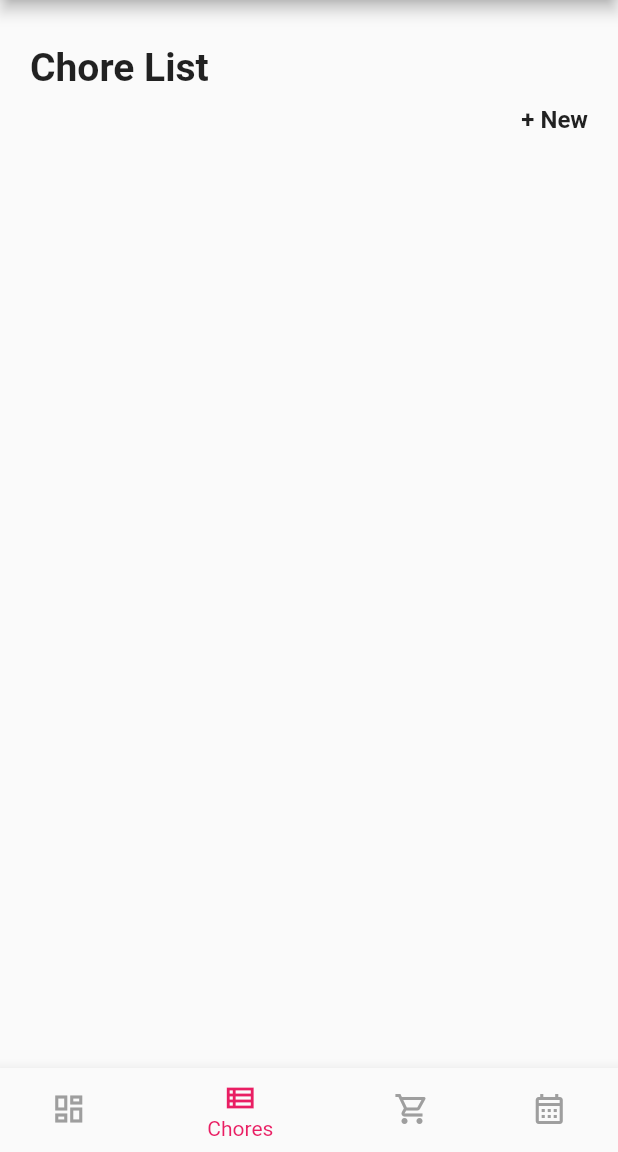
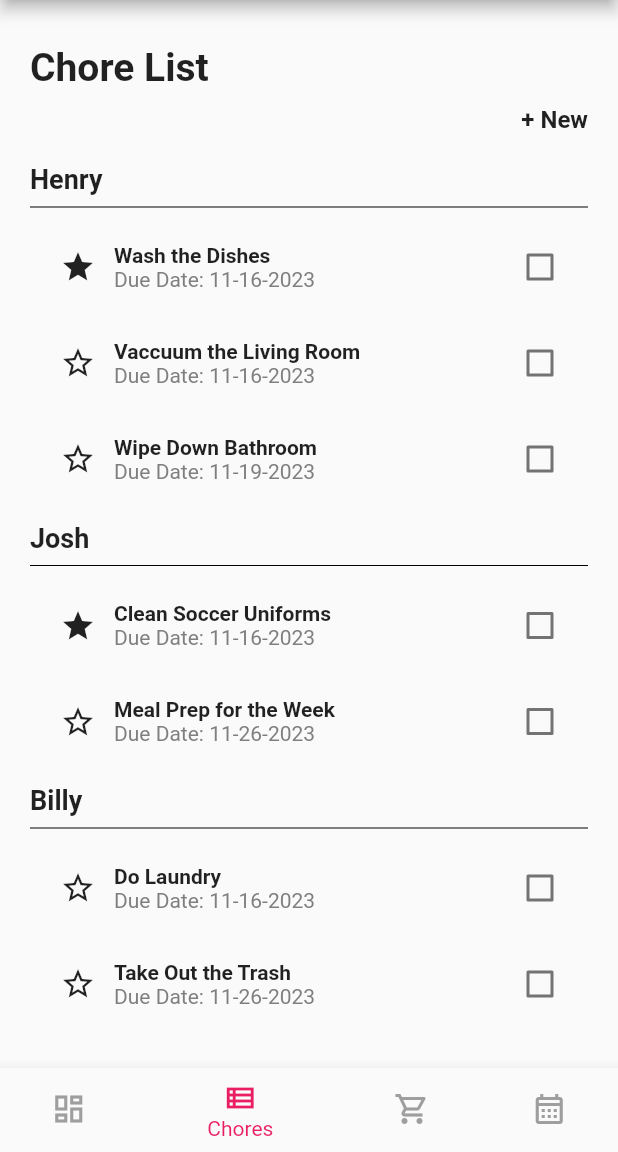
Before and after one commit to Jdd2020/rumii, a Flutter app: the ChoreListView screen opened by its route, on a phone screen of 412 x 824 dp, the part 84-1236 px from its top. Run offline on Flutter 3.47's test engine with Material 2 defaults, Android fonts, the phone set to English and light mode, and no system bars.

Commit message:
main chorelist page

```diff
--- /dev/null
+++ b/lib/views/Chores/chore_list_view.dart
@@ -0,0 +1,199 @@
+import 'package:flutter/material.dart';
+import 'package:rumii/views/widgets/CustomBottomNavigationBar.dart';
+import 'package:rumii/views/Chores/new_chore_view.dart';
+import 'package:rumii/views/Chores/view_chore_view.dart';
+
+
+class ChoreListView extends StatefulWidget {
+  const ChoreListView({super.key});
+
+  @override
+  // ignore: library_private_types_in_public_api
+  _ChoreListViewState createState() => _ChoreListViewState();
+}
+
+class _ChoreListViewState extends State<ChoreListView> {
+  @override
+  void initState() {
+    super.initState();
+  }
+
+  @override
+  Widget build(BuildContext context) {
+    return Scaffold(
+      appBar: AppBar(
+          title: Image.asset('assets/images/rumii-logo.png', height: 28.00, width: 70.00), //const Text("Rumii"),
+          centerTitle: true,
+          automaticallyImplyLeading: false,
+      ),
+      body: Container(
+          padding: const EdgeInsets.all(20),
+          width: MediaQuery.of(context).size.width,
+          height: MediaQuery.of(context).size.height,
+          child: Column(
+            crossAxisAlignment: CrossAxisAlignment.start,
+            children: <Widget>[
+            const SizedBox(height: 10),
+            const Text('Chore List', style: (TextStyle(fontSize: 26, fontWeight: FontWeight.bold,))),
+            const SizedBox(height: 10),
+            Align(
+                alignment: Alignment.topRight,
+                child: InkWell(
+                    child: const Text(
+                      "+ New",
+                      style: TextStyle(
+                        fontSize: 16,
+                        fontWeight: FontWeight.bold,
+                      ),
+                    ),
+                    onTap: () => {
+                          Navigator.push(
+                              context,
+                              MaterialPageRoute(
+                                  builder: (context) => const NewChore()
+                              ),
+                            )
+                          },
+                        ),
+                      ),
+                      const SizedBox(height:20),
+                      Expanded(
+                        child: ListView.builder(
+                          itemCount: users.length,
+                          itemBuilder: (context, index) {
+                            final user = users[index];
+                            return Column(
+                              crossAxisAlignment: CrossAxisAlignment.start,
+                              children: [
+                                Text(
+                                  user.name,
+                                  style: TextStyle(
+                                    fontSize: 18,
+                                    fontWeight: FontWeight.bold,
+                                  ),
+                                ),
+                                Divider(color: Colors.black,),
+                                ListView.builder(
+                                  shrinkWrap: true,
+                                  physics: NeverScrollableScrollPhysics(),
+                                  itemCount: user.chores.length,
+                                  itemBuilder: (context, choreIndex) {
+                                    final chore = user.chores[choreIndex];
+                                    return InkWell(
+                                      onTap: () => {
+                                        Navigator.push(
+                                            context,
+                                            MaterialPageRoute(
+                                                builder: (context) => ViewChore(chore: chore),
+                                            ),
+                                          )
+                                        },
+                                      child: Padding (
+                                        padding: const EdgeInsets.all(8.0),
+                                        child: Row(
+                                        children: [
+                                          IconButton(
+                                            icon: Icon(
+                                              chore.priority
+                                                ? Icons.star
+                                                : Icons.star_border,
+                                            ),
+                                            onPressed: () {
+                                              //toggle priority
+                                              setState(() {
+                                                chore.priority = !chore.priority;
+                                              });
+                                            },
+                                            ),
+
+                                            Column(
+                                              crossAxisAlignment: CrossAxisAlignment.start,
+                                              children: [
+                                                Text(chore.name, style: TextStyle(fontWeight: FontWeight.bold)),
+
+                                                Row(
+                                                  children: [
+                                                    const Text('Due Date: ', style: TextStyle(color: Color.fromARGB(227, 112, 112, 112),)),
+                                                    Text(chore.dueDate, style: TextStyle(color: Color.fromARGB(227, 112, 112, 112),)),
+                                                  ],
+                                                ),
+                                              ],
+                                            ),
+
+                                            Spacer(),
+                                            Checkbox(
+                                              value: chore.isCompleted,
+                                              onChanged: (value) {
+                                                setState(() {
+                                                  chore.isCompleted = value ?? false;
+                                                });
+                                              },
+                                            ),
+                                        ],
+                                      ),
+                                      ),
+                                    );
+                                  },
+                                ),
+                                SizedBox(height: 10),
+                              ],
+                            );
+                          }
+                        ) ,)
+          ]),),
+      bottomNavigationBar: CustomBottomNavigationBar(
+          currentRoute: '/chores',
+          onRouteChanged: (route) {
+            Navigator.of(context)
+                .pushNamed(route); // navigate to a different view
+          }),
+    );
+  }
+}
+
+class User {
+  final String name;
+  final List<Chore> chores;
+
+  User({required this.name, required this.chores});
+}
+
+class Chore {
+  bool priority;
+  String name;
+  String dueDate;
+  bool isCompleted;
+
+  Chore({
+    required this.priority,
+    required this.name,
+    required this.dueDate,
+    required this.isCompleted,
+  });
+}
+
+// Example data
+List<User> users = [
+  User(
+    name: 'Henry',
+    chores: [
+      Chore(priority: true, name: 'Wash the Dishes', dueDate: '11-16-2023', isCompleted: false),
+      Chore(priority: false, name: 'Vaccuum the Living Room', dueDate: '11-16-2023', isCompleted: false),
+      Chore(priority: false, name: 'Wipe Down Bathroom', dueDate: '11-19-2023', isCompleted: false),
+    ],
+  ),
+  User(
+    name: 'Josh',
+    chores: [
+      Chore(priority: true, name: "Clean Soccer Uniforms", dueDate: '11-16-2023', isCompleted: false),
+      Chore(priority: false, name: "Meal Prep for the Week", dueDate: '11-26-2023', isCompleted: false),
+    ],
+  ),
+  User(
+    name: 'Billy',
+    chores: [
+      Chore(priority: false, name: "Do Laundry", dueDate: '11-16-2023', isCompleted: false),
+      Chore(priority: false, name: "Take Out the Trash", dueDate: '11-26-2023', isCompleted: false),
+    ],
+  ),
+];
--- a/lib/views/chore_list_view.dart
+++ b/lib/views/Chores/new_chore_view.dart
@@ -1,64 +1,5 @@
 import 'package:flutter/material.dart';
-import 'package:rumii/views/widgets/CustomBottomNavigationBar.dart';
-
-class ChoreListView extends StatefulWidget {
-  const ChoreListView({super.key});
-
-  @override
-  // ignore: library_private_types_in_public_api
-  _ChoreListViewState createState() => _ChoreListViewState();
-}
-
-class _ChoreListViewState extends State<ChoreListView> {
-  @override
-  void initState() {
-    super.initState();
-  }
-
-  @override
-  Widget build(BuildContext context) {
-    return Scaffold(
-      appBar: AppBar(
-          title: Image.asset('assets/images/rumii-logo.png', height: 28.00, width: 70.00), //const Text("Rumii"),
-          centerTitle: true,
-          automaticallyImplyLeading: false,
-      ),
-      body: Container(
-          padding: const EdgeInsets.all(20),
-          width: MediaQuery.of(context).size.width,
-          height: MediaQuery.of(context).size.height,
-          child: Column(
-            crossAxisAlignment: CrossAxisAlignment.start,
-            children: <Widget>[
-            const SizedBox(height: 10),
-            const Text('Chore List', style: (TextStyle(fontSize: 26, fontWeight: FontWeight.bold,))),
-            const SizedBox(height: 10),
-            Align(
-                alignment: Alignment.topRight,
-                child: InkWell(
-                    child: const Text(
-                      "+ New",
-                      style: TextStyle(
-                        fontSize: 16,
-                        fontWeight: FontWeight.bold,
-                      ),
-                    ),
-                    onTap: () => {
-                          Navigator.push(
-                              context,
-                              MaterialPageRoute(
-                                  builder: (context) => const NewChore()))
-                        })),
-          ]),),
-      bottomNavigationBar: CustomBottomNavigationBar(
-          currentRoute: '/chores',
-          onRouteChanged: (route) {
-            Navigator.of(context)
-                .pushNamed(route); // navigate to a different view
-          }),
-    );
-  }
-}
+import 'package:rumii/views/Chores/chore_list_view.dart';
 
 //NewChore View
 class NewChore extends StatelessWidget {
--- /dev/null
+++ b/lib/views/Chores/view_chore_view.dart
@@ -0,0 +1,19 @@
+import 'package:flutter/material.dart';
+import 'package:rumii/views/Chores/chore_list_view.dart';
+
+//ViewChore View
+class ViewChore extends StatelessWidget {
+  final Chore chore;
+
+  const ViewChore({Key? key, required this.chore}) : super(key: key);
+
+  @override
+  Widget build(BuildContext context) {
+    return Scaffold(
+      body: Container(
+        child:
+        Text(chore.name)
+      )
+    );
+  }
+}
--- a/lib/views/login_view.dart
+++ b/lib/views/Login/login_view.dart
@@ -1,5 +1,5 @@
 import 'package:flutter/material.dart';
-import 'package:rumii/views/dashboard_view.dart';
+import 'package:rumii/views/Dashboard/dashboard_view.dart';
 import 'package:rumii/viewmodels/login_list_view_model.dart';
 import 'package:provider/provider.dart';
 
--- a/pubspec.yaml
+++ b/pubspec.yaml
@@ -52,6 +52,7 @@ dev_dependencies:
   build_runner: ^2.4.6
   json_serializable: ^6.7.1
 
+
 # For information on the generic Dart part of this file, see the
 # following page: https://dart.dev/tools/pub/pubspec
 
```
Also changed, not shown: lib/main.dart (+5 -5 lines), lib/views/Calendar/calendar_view.dart (renamed from lib/views/calendar_view.dart), lib/views/Chores/edit_chore_view.dart (added), lib/views/Dashboard/dashboard_view.dart (renamed from lib/views/dashboard_view.dart), lib/views/Shopping/shopping_list_view.dart (renamed from lib/views/shopping_list_view.dart), 1 other file.
